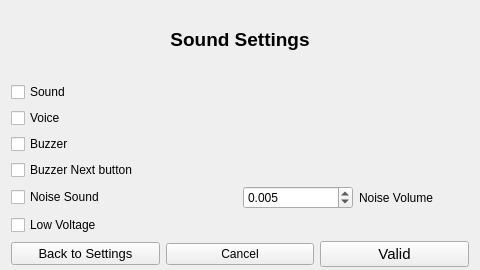
The window that F3FChrono/gui/WSettingsSound.ui (jomarin38/F3FChrono) describes before a commit, drawn with Qt 5.
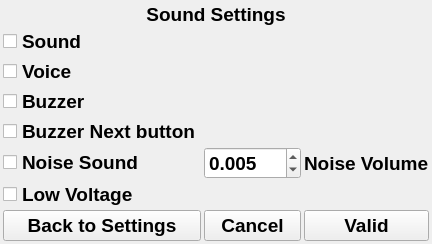
The same window after the commit.

Commit message: gui - remove time laps gui - chrono time without decimal during couting up/down gui - button label increase size and bold gui - refly reset ui, remove next pilot function chrono/gui - refly flag validated process

```diff
--- a/F3FChrono/gui/WSettingsSound.ui
+++ b/F3FChrono/gui/WSettingsSound.ui
@@ -6,25 +6,47 @@
    <rect>
     <x>0</x>
     <y>0</y>
-    <width>480</width>
-    <height>270</height>
+    <width>432</width>
+    <height>236</height>
    </rect>
   </property>
   <property name="windowTitle">
    <string>Form</string>
   </property>
   <layout class="QGridLayout" name="gridLayout">
+   <property name="leftMargin">
+    <number>3</number>
+   </property>
    <property name="topMargin">
     <number>3</number>
    </property>
+   <property name="rightMargin">
+    <number>3</number>
+   </property>
    <property name="bottomMargin">
     <number>3</number>
    </property>
-   <item row="0" column="0">
-    <layout class="QVBoxLayout" name="verticalLayout">
-     <item>
-      <layout class="QHBoxLayout" name="horizontalLayout_2">
-       <item>
+   <property name="horizontalSpacing">
+    <number>3</number>
+   </property>
+   <property name="verticalSpacing">
+    <number>1</number>
+   </property>
+   <item row="7" column="1">
+    <widget class="QPushButton" name="btn_cancel">
+     <property name="font">
+      <font>
+       <pointsize>14</pointsize>
+       <weight>75</weight>
+       <bold>true</bold>
+      </font>
+     </property>
+     <property name="text">
+      <string>Cancel</string>
+     </property>
+    </widget>
+   </item>
+   <item row="0" column="0" colspan="3">
         <widget class="QLabel" name="label">
          <property name="font">
           <font>
@@ -41,42 +63,113 @@
          </property>
         </widget>
        </item>
-      </layout>
-     </item>
-     <item>
-      <layout class="QGridLayout" name="gridLayout_2">
-       <item row="1" column="0">
+   <item row="4" column="0">
+    <widget class="QCheckBox" name="buzzernext">
+     <property name="font">
+      <font>
+       <pointsize>14</pointsize>
+       <weight>75</weight>
+       <bold>true</bold>
+      </font>
+     </property>
+     <property name="text">
+      <string>Buzzer Next button</string>
+     </property>
+    </widget>
+   </item>
+   <item row="2" column="0">
         <widget class="QCheckBox" name="voice">
+     <property name="font">
+      <font>
+       <pointsize>14</pointsize>
+       <weight>75</weight>
+       <bold>true</bold>
+      </font>
+     </property>
          <property name="text">
           <string>Voice</string>
          </property>
         </widget>
        </item>
-       <item row="0" column="0">
+   <item row="1" column="0">
         <widget class="QCheckBox" name="sound">
+     <property name="font">
+      <font>
+       <pointsize>14</pointsize>
+       <weight>75</weight>
+       <bold>true</bold>
+      </font>
+     </property>
          <property name="text">
           <string>Sound</string>
          </property>
         </widget>
        </item>
        <item row="3" column="0">
-        <widget class="QCheckBox" name="buzzernext">
+    <widget class="QCheckBox" name="buzzer">
+     <property name="font">
+      <font>
+       <pointsize>14</pointsize>
+       <weight>75</weight>
+       <bold>true</bold>
+      </font>
+     </property>
          <property name="text">
-          <string>Buzzer Next button</string>
+      <string>Buzzer</string>
          </property>
         </widget>
        </item>
-       <item row="4" column="0">
+   <item row="5" column="2">
+    <widget class="QLabel" name="label_22">
+     <property name="font">
+      <font>
+       <pointsize>14</pointsize>
+       <weight>75</weight>
+       <bold>true</bold>
+      </font>
+     </property>
+     <property name="text">
+      <string>Noise Volume</string>
+     </property>
+    </widget>
+   </item>
+   <item row="5" column="0">
         <widget class="QCheckBox" name="noiseSound">
+     <property name="font">
+      <font>
+       <pointsize>14</pointsize>
+       <weight>75</weight>
+       <bold>true</bold>
+      </font>
+     </property>
          <property name="text">
           <string>Noise Sound</string>
          </property>
         </widget>
        </item>
-       <item row="4" column="1">
-        <layout class="QHBoxLayout" name="horizontalLayout_24">
-         <item>
+   <item row="7" column="0">
+    <widget class="QPushButton" name="btn_back">
+     <property name="font">
+      <font>
+       <pointsize>14</pointsize>
+       <weight>75</weight>
+       <bold>true</bold>
+      </font>
+     </property>
+     <property name="text">
+      <string>Back to Settings</string>
+     </property>
+    </widget>
+   </item>
+   <item row="5" column="1">
           <widget class="QDoubleSpinBox" name="noisevolume">
+     <property name="font">
+      <font>
+       <pointsize>14</pointsize>
+       <weight>75</weight>
+       <bold>true</bold>
+      </font>
+     </property>
            <property name="decimals">
             <number>3</number>
            </property>
@@ -88,57 +181,27 @@
            </property>
           </widget>
          </item>
-         <item>
-          <widget class="QLabel" name="label_22">
-           <property name="text">
-            <string>Noise Volume</string>
-           </property>
-          </widget>
-         </item>
-        </layout>
-       </item>
-       <item row="2" column="0">
-        <widget class="QCheckBox" name="buzzer">
-         <property name="text">
-          <string>Buzzer</string>
-         </property>
-        </widget>
-       </item>
-       <item row="5" column="0">
+   <item row="6" column="0">
         <widget class="QCheckBox" name="lowVoltage">
+     <property name="font">
+      <font>
+       <pointsize>14</pointsize>
+       <weight>75</weight>
+       <bold>true</bold>
+      </font>
+     </property>
          <property name="text">
           <string>Low Voltage</string>
          </property>
         </widget>
        </item>
-      </layout>
-     </item>
-     <item>
-      <layout class="QHBoxLayout" name="horizontalLayout">
-       <item>
-        <widget class="QPushButton" name="btn_back">
-         <property name="font">
-          <font>
-           <pointsize>10</pointsize>
-          </font>
-         </property>
-         <property name="text">
-          <string>Back to Settings</string>
-         </property>
-        </widget>
-       </item>
-       <item>
-        <widget class="QPushButton" name="btn_cancel">
-         <property name="text">
-          <string>Cancel</string>
-         </property>
-        </widget>
-       </item>
-       <item>
+   <item row="7" column="2">
         <widget class="QPushButton" name="btn_valid">
          <property name="font">
           <font>
-           <pointsize>11</pointsize>
+       <pointsize>14</pointsize>
+       <weight>75</weight>
+       <bold>true</bold>
           </font>
          </property>
          <property name="text">
@@ -147,10 +210,6 @@
         </widget>
        </item>
       </layout>
-     </item>
-    </layout>
-   </item>
-  </layout>
  </widget>
  <tabstops>
   <tabstop>btn_back</tabstop>
```
Left out of the diff: 3 changed lines with no effect on the pictures. Lines whose indentation alone changed are shown as unchanged. The commit also changes 26 other files.
